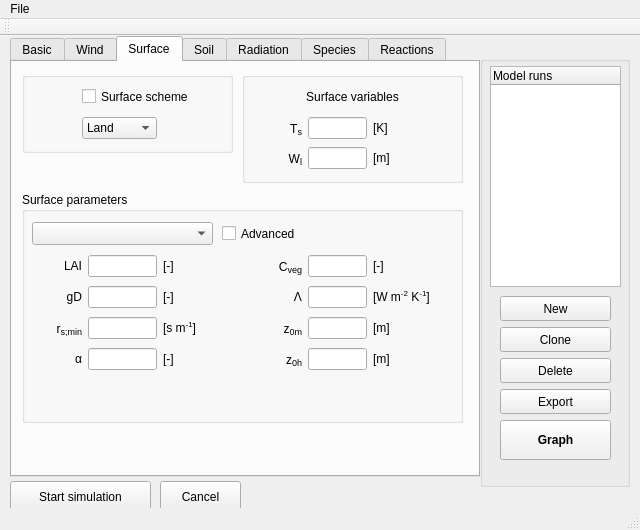
classmodel/modelgui, file mainwindow.ui: the form before one commit.
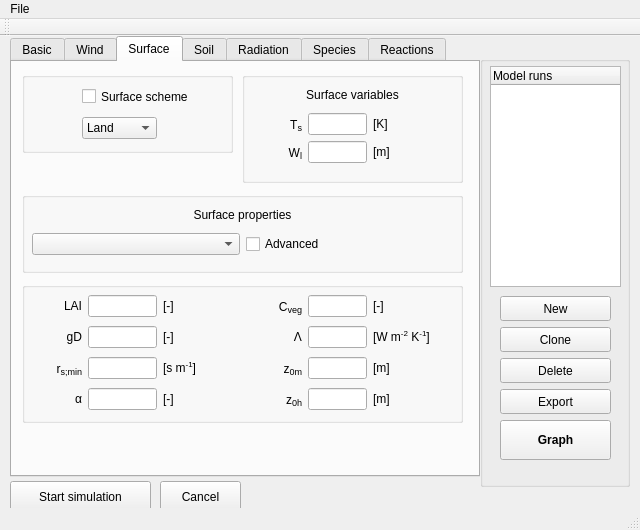
The form after the commit. The open tabs and pages were chosen to show the change.

Commit message: Splitted surface and soil properties / switches

Diff of the .ui file:
```diff
--- a/mainwindow.ui
+++ b/mainwindow.ui
@@ -1644,42 +1644,19 @@
       <property name="geometry">
        <rect>
         <x>10</x>
-        <y>130</y>
+        <y>220</y>
         <width>441</width>
-        <height>231</height>
+        <height>141</height>
        </rect>
       </property>
       <property name="title">
-       <string>Surface parameters</string>
+       <string/>
       </property>
-      <widget class="QComboBox" name="input_surface_surfacetypes">
-       <property name="geometry">
-        <rect>
-         <x>10</x>
-         <y>30</y>
-         <width>181</width>
-         <height>23</height>
-        </rect>
-       </property>
-      </widget>
-      <widget class="QCheckBox" name="sw_surface_advanced">
-       <property name="geometry">
-        <rect>
-         <x>200</x>
-         <y>30</y>
-         <width>151</width>
-         <height>23</height>
-        </rect>
-       </property>
-       <property name="text">
-        <string>Advanced</string>
-       </property>
-      </widget>
       <widget class="QWidget" name="gridLayoutWidget_17">
        <property name="geometry">
         <rect>
          <x>10</x>
-         <y>60</y>
+         <y>10</y>
          <width>191</width>
          <height>121</height>
         </rect>
@@ -1838,7 +1815,7 @@
        <property name="geometry">
         <rect>
          <x>230</x>
-         <y>60</y>
+         <y>10</y>
          <width>201</width>
          <height>121</height>
         </rect>
@@ -2012,7 +1989,7 @@
          <x>10</x>
          <y>10</y>
          <width>201</width>
-         <height>91</height>
+         <height>81</height>
         </rect>
        </property>
        <layout class="QGridLayout" name="surface_moisture_grid" columnminimumwidth="50,0,80">
@@ -2116,6 +2093,66 @@
        </layout>
       </widget>
      </widget>
+     <widget class="QGroupBox" name="surface_properties_group">
+      <property name="geometry">
+       <rect>
+        <x>10</x>
+        <y>130</y>
+        <width>441</width>
+        <height>81</height>
+       </rect>
+      </property>
+      <property name="title">
+       <string/>
+      </property>
+      <widget class="QWidget" name="gridLayoutWidget_21">
+       <property name="geometry">
+        <rect>
+         <x>10</x>
+         <y>10</y>
+         <width>421</width>
+         <height>55</height>
+        </rect>
+       </property>
+       <layout class="QGridLayout" name="surface_moisture_grid_2">
+        <property name="sizeConstraint">
+         <enum>QLayout::SetMinimumSize</enum>
+        </property>
+        <item row="0" column="0" colspan="2">
+         <widget class="QLabel" name="label_surface_variables_2">
+          <property name="minimumSize">
+           <size>
+            <width>0</width>
+            <height>25</height>
+           </size>
+          </property>
+          <property name="maximumSize">
+           <size>
+            <width>16777215</width>
+            <height>25</height>
+           </size>
+          </property>
+          <property name="text">
+           <string>Surface properties</string>
+          </property>
+          <property name="alignment">
+           <set>Qt::AlignCenter</set>
+          </property>
+         </widget>
+        </item>
+        <item row="1" column="0">
+         <widget class="QComboBox" name="input_surface_surfacetypes"/>
+        </item>
+        <item row="1" column="1">
+         <widget class="QCheckBox" name="sw_surface_advanced">
+          <property name="text">
+           <string>Advanced</string>
+          </property>
+         </widget>
+        </item>
+       </layout>
+      </widget>
+     </widget>
     </widget>
     <widget class="QWidget" name="soilTab">
      <attribute name="title">
```
Left out of the diff: 111 changed lines with no effect on the pictures. The commit also changes 1 other file.
